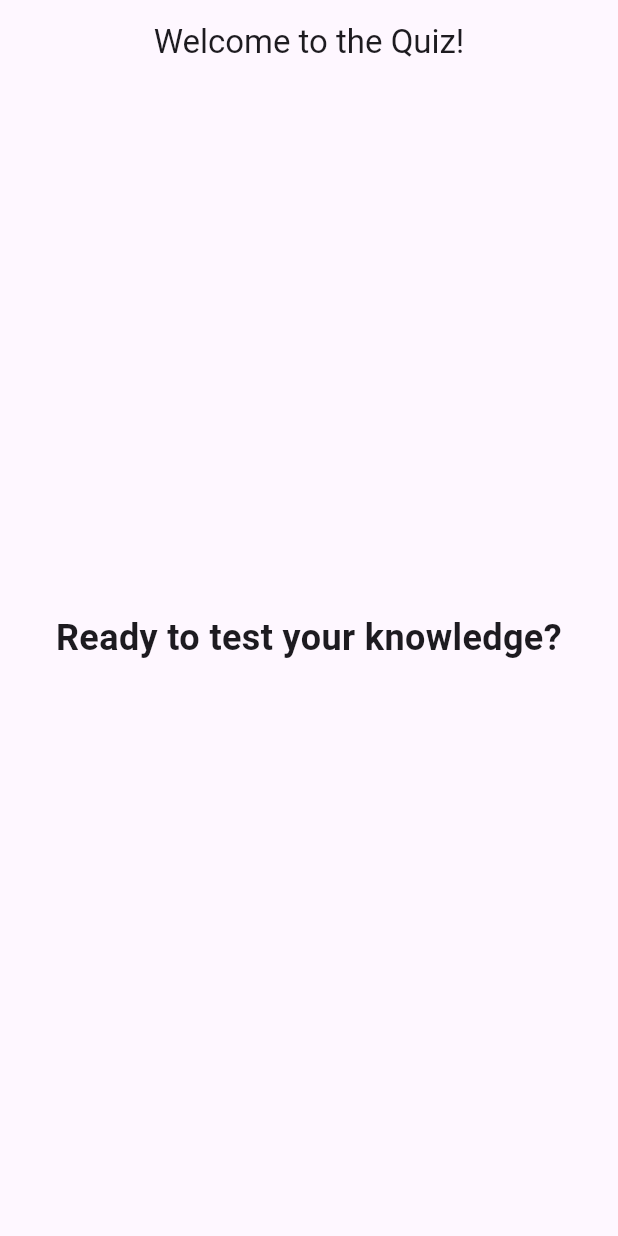
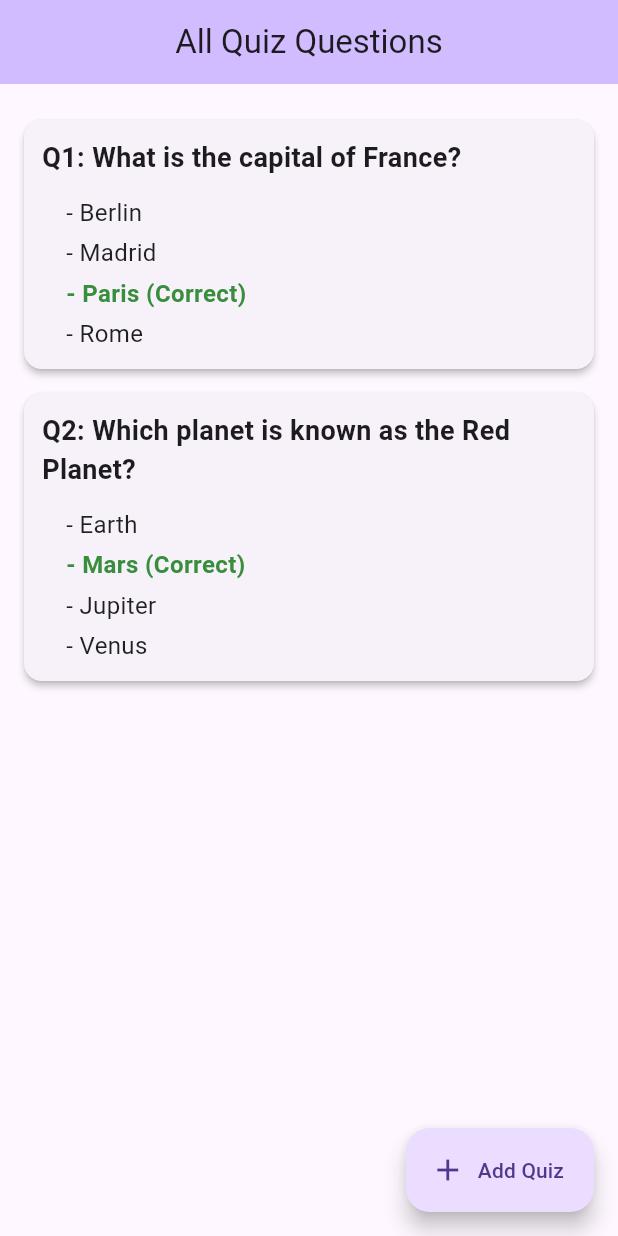
Before and after one commit to deep9125/QuizApp, a Flutter app: the screen it shows after launch, on a phone screen of 412 x 824 dp. Run offline on Flutter 3.47's test engine with Material 3 defaults, Android fonts, the phone set to English and light mode, and no system bars.

Commit message:
Quiz display and add quiz function

```diff
--- a/lib/screen/welcome_screen.dart
+++ b/lib/screen/welcome_screen.dart
@@ -1,27 +1,117 @@
 // lib/screens/welcome_screen.dart
 import 'package:flutter/material.dart';
-class WelcomeScreen extends StatelessWidget {
+import '../QuizQuestions.dart';      // Uses getAllQuizQuestions and addQuizQuestion
+import '../Model/Question.dart';
+import './add_quiz_screen.dart'; // Import the new screen
+
+class WelcomeScreen extends StatefulWidget {
   const WelcomeScreen({super.key});
+
+  @override
+  State<WelcomeScreen> createState() => _WelcomeScreenState();
+}
+
+class _WelcomeScreenState extends State<WelcomeScreen> {
+  List<Question> _currentQuestions = [];
+
+  @override
+  void initState() {
+    super.initState();
+    _loadQuestions();
+  }
+
+  void _loadQuestions() {
+    setState(() {
+      _currentQuestions = getAllQuizQuestions();
+    });
+  }
+
+  void _navigateToAddQuizScreen() async {
+    // Navigate to AddQuizScreen and wait for a result
+    final newQuestion = await Navigator.push<Question>(
+      context,
+      MaterialPageRoute(builder: (context) => const AddQuizScreen()),
+    );
+
+    // If a new question was returned (i.e., user saved it)
+    if (newQuestion != null) {
+      addQuizQuestion(newQuestion); // Add to our data source
+      _loadQuestions(); // Reload questions to update the UI
+      ScaffoldMessenger.of(context).showSnackBar(
+        const SnackBar(content: Text('New question added!')),
+      );
+    }
+  }
 
   @override
   Widget build(BuildContext context) {
     return Scaffold(
       appBar: AppBar(
-        title: const Text('Welcome to the Quiz!'),
+        title: const Text('All Quiz Questions'),
         centerTitle: true,
+        backgroundColor: Theme.of(context).colorScheme.inversePrimary,
       ),
-      body: Center(
+      body: _currentQuestions.isEmpty
+          ? Center(
         child: Column(
           mainAxisAlignment: MainAxisAlignment.center,
-          children: <Widget>[
+          children: [
             const Text(
-              'Ready to test your knowledge?',
-              style: TextStyle(fontSize: 24, fontWeight: FontWeight.bold),
-              textAlign: TextAlign.center,
+              'No quiz questions found.',
+              style: TextStyle(fontSize: 18),
             ),
-            const SizedBox(height: 30),
+            const SizedBox(height: 20),
+            ElevatedButton(
+              onPressed: _navigateToAddQuizScreen,
+              child: const Text('Add Your First Question'),
+            )
           ],
         ),
+      )
+          : ListView.builder(
+        padding: const EdgeInsets.all(16.0),
+        itemCount: _currentQuestions.length,
+        itemBuilder: (context, index) {
+          final question = _currentQuestions[index];
+          return Card(
+            elevation: 2.0,
+            margin: const EdgeInsets.symmetric(vertical: 8.0),
+            child: Padding(
+              padding: const EdgeInsets.all(12.0),
+              child: Column(
+                crossAxisAlignment: CrossAxisAlignment.start,
+                children: <Widget>[
+                  Text(
+                    'Q${index + 1}: ${question.question}',
+                    style: const TextStyle(
+                      fontSize: 18,
+                      fontWeight: FontWeight.bold,
+                    ),
+                  ),
+                  const SizedBox(height: 8.0),
+                  ...question.answers.map((answer) {
+                    return Padding(
+                      padding: const EdgeInsets.only(left: 16.0, top: 4.0),
+                      child: Text(
+                        '- ${answer.ans} ${answer.isCorrect ? "(Correct)" : ""}', // Optionally show (Correct)
+                        style: TextStyle(
+                          fontSize: 16,
+                          color: answer.isCorrect ? Colors.green.shade700 : Colors.black87,
+                          fontWeight: answer.isCorrect ? FontWeight.bold : FontWeight.normal,
+                        ),
+                      ),
+                    );
+                  }).toList(),
+                ],
+              ),
+            ),
+          );
+        },
+      ),
+      floatingActionButton: FloatingActionButton.extended(
+        onPressed: _navigateToAddQuizScreen,
+        icon: const Icon(Icons.add),
+        label: const Text('Add Quiz'),
       ),
     );
   }
```
Also changed, not shown: lib/QuizQuestions.dart (+16 -23 lines), lib/screen/add_quiz_screen.dart (added, +155 -0 lines).
